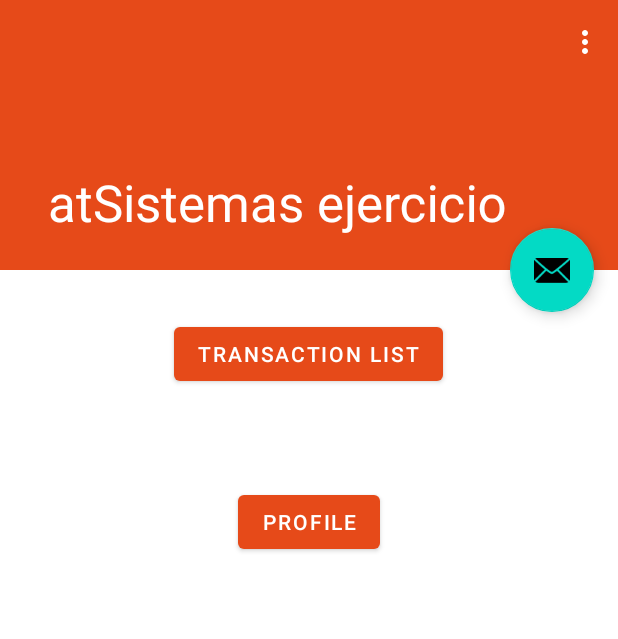
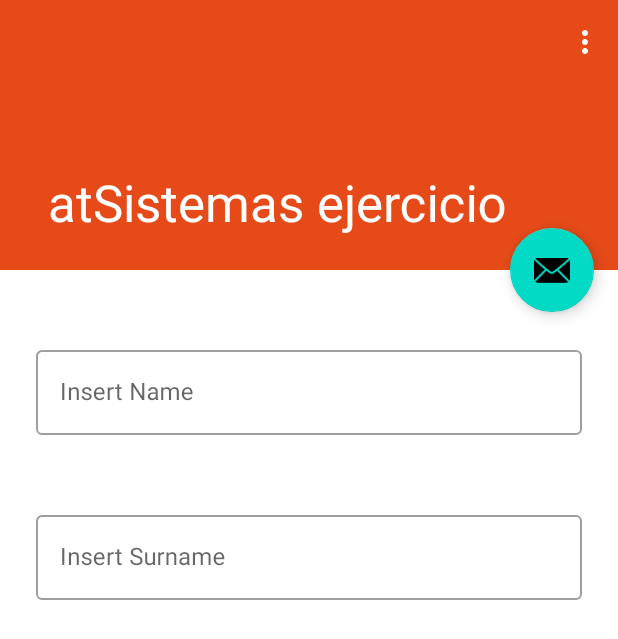
Before and after one commit to jorgeavilae/atSistemas_ejercicio, an Android app: the screen it shows after launch (HomeActivity), after a tap on "PROFILE", on a phone screen of 412 x 824 dp. Shown: the top 639 px of the screen. Run offline under Robolectric (Android 15) with nearby library versions, the phone set to English and light mode, and no system bars.

Commit message:
Added ProfileFragment and navigate to it

```diff
--- a/app/src/main/java/com/example/atsistemas_ejercicio/home_activity/home/ui/HomeFragment.kt
+++ b/app/src/main/java/com/example/atsistemas_ejercicio/home_activity/home/ui/HomeFragment.kt
@@ -26,7 +26,7 @@ class HomeFragment : BaseFragment() {
             findNavController().navigate(R.id.action_homeFragment_to_listFragment)
         }
         binding.toProfileButton.setOnClickListener {
-//            findNavController().navigate(R.id.)
+            findNavController().navigate(R.id.action_homeFragment_to_profileFragment)
         }
 
         return view
--- /dev/null
+++ b/app/src/main/java/com/example/atsistemas_ejercicio/home_activity/profile/ui/ProfileFragment.kt
@@ -0,0 +1,35 @@
+package com.example.atsistemas_ejercicio.home_activity.profile.ui
+
+import android.os.Bundle
+import android.view.LayoutInflater
+import android.view.View
+import android.view.ViewGroup
+import com.example.atsistemas_ejercicio.commons.BaseFragment
+import com.example.atsistemas_ejercicio.databinding.ProfileFragmentBinding
+
+class ProfileFragment: BaseFragment() {
+
+    private var _binding: ProfileFragmentBinding? = null
+    private val binding get() = _binding!!
+
+    override fun onCreateView(
+        inflater: LayoutInflater,
+        container: ViewGroup?,
+        savedInstanceState: Bundle?
+    ): View? {
+        _binding = ProfileFragmentBinding.inflate(inflater, container, false)
+        val view = binding.root
+
+
+        return view
+    }
+
+    override fun loadObservers() {
+        //TODO("Not yet implemented")
+    }
+
+    override fun onDestroyView() {
+        super.onDestroyView()
+        _binding = null
+    }
+}
--- /dev/null
+++ b/app/src/main/java/com/example/atsistemas_ejercicio/home_activity/profile/vm/ProfileViewModel.kt
@@ -0,0 +1,6 @@
+package com.example.atsistemas_ejercicio.home_activity.profile.vm
+
+import com.example.atsistemas_ejercicio.commons.BaseViewModel
+
+class ProfileViewModel: BaseViewModel() {
+}
--- /dev/null
+++ b/app/src/main/res/layout/profile_fragment.xml
@@ -0,0 +1,50 @@
+<?xml version="1.0" encoding="utf-8"?>
+<androidx.core.widget.NestedScrollView xmlns:android="http://schemas.android.com/apk/res/android"
+    xmlns:app="http://schemas.android.com/apk/res-auto"
+    android:layout_width="match_parent"
+    android:layout_height="match_parent">
+
+    <androidx.constraintlayout.widget.ConstraintLayout
+        android:layout_width="match_parent"
+        android:layout_height="match_parent"
+        android:layout_marginTop="@dimen/marginXL">
+
+        <com.google.android.material.textfield.TextInputLayout
+            android:id="@+id/textInput_name"
+            style="@style/Widget.MaterialComponents.TextInputLayout.OutlinedBox"
+            android:layout_width="match_parent"
+            android:layout_height="wrap_content"
+            android:layout_margin="@dimen/marginXL"
+            android:hint="@string/form_name"
+            app:layout_constraintBottom_toTopOf="@+id/textInput_surname"
+            app:layout_constraintEnd_toEndOf="parent"
+            app:layout_constraintStart_toStartOf="parent"
+            app:layout_constraintTop_toTopOf="parent"
+            app:layout_constraintVertical_chainStyle="packed">
+
+            <com.google.android.material.textfield.TextInputEditText
+                android:layout_width="match_parent"
+                android:layout_height="wrap_content" />
+
+        </com.google.android.material.textfield.TextInputLayout>
+
+        <com.google.android.material.textfield.TextInputLayout
+            android:id="@+id/textInput_surname"
+            style="@style/Widget.MaterialComponents.TextInputLayout.OutlinedBox"
+            android:layout_width="match_parent"
+            android:layout_height="wrap_content"
+            android:layout_margin="@dimen/marginXL"
+            android:hint="@string/form_surname"
+            app:layout_constraintBottom_toBottomOf="parent"
+            app:layout_constraintEnd_toEndOf="parent"
+            app:layout_constraintStart_toStartOf="parent"
+            app:layout_constraintTop_toBottomOf="@+id/textInput_name">
+
+            <com.google.android.material.textfield.TextInputEditText
+                android:layout_width="match_parent"
+                android:layout_height="wrap_content" />
+
+        </com.google.android.material.textfield.TextInputLayout>
+
+    </androidx.constraintlayout.widget.ConstraintLayout>
+</androidx.core.widget.NestedScrollView>
--- a/app/src/main/res/navigation/nav_graph.xml
+++ b/app/src/main/res/navigation/nav_graph.xml
@@ -8,10 +8,14 @@
     <fragment
         android:id="@+id/homeFragment"
         android:name="com.example.atsistemas_ejercicio.home_activity.home.ui.HomeFragment"
-        android:label="HomeFragment">
+        android:label="HomeFragment"
+        tools:layout="@layout/home_fragment">
         <action
             android:id="@+id/action_homeFragment_to_listFragment"
             app:destination="@id/listFragment" />
+        <action
+            android:id="@+id/action_homeFragment_to_profileFragment"
+            app:destination="@id/profileFragment" />
     </fragment>
 
     <fragment
@@ -43,4 +47,10 @@
         android:name="com.example.atsistemas_ejercicio.home_activity.detail.ui.DetailFragment"
         android:label="DetailFragment"
         tools:layout="@layout/detail_fragment" />
+
+    <fragment
+        android:id="@+id/profileFragment"
+        android:name="com.example.atsistemas_ejercicio.home_activity.profile.ui.ProfileFragment"
+        android:label="ProfileFragment"
+        tools:layout="@layout/profile_fragment"/>
 </navigation>
--- a/app/src/main/res/values/strings.xml
+++ b/app/src/main/res/values/strings.xml
@@ -104,4 +104,6 @@
     <string name="close">Cerrar</string>
     <string name="transaction_list">Transaction List</string>
     <string name="profile">Profile</string>
+    <string name="form_name">Insert Name</string>
+    <string name="form_surname">Insert Surname</string>
 </resources>
```
